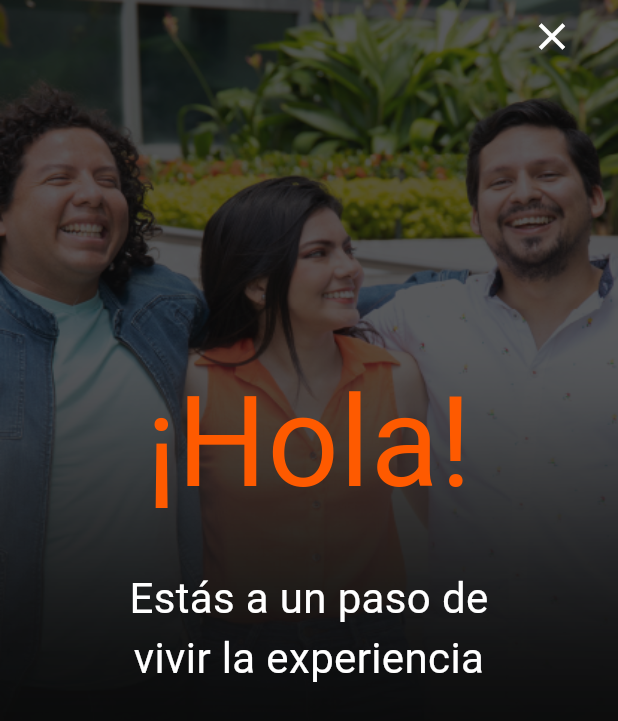
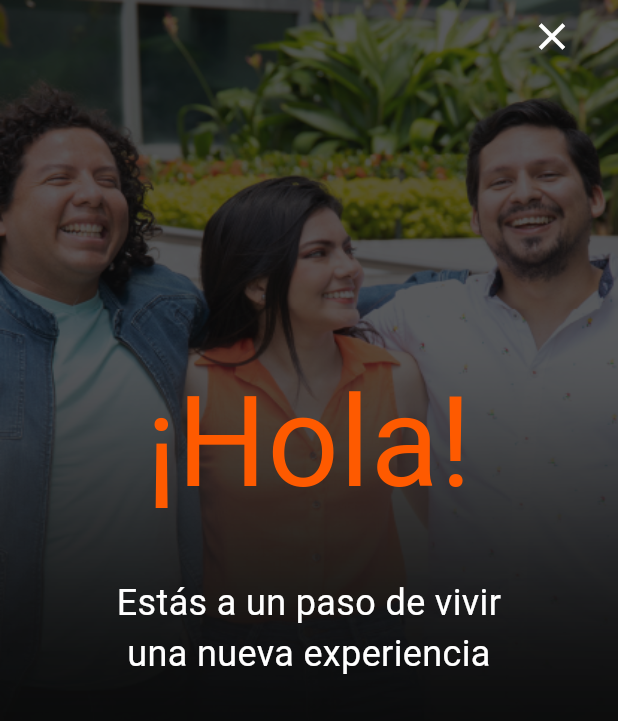
Before and after one commit to AngelValdiviezo1994Gmail/TestFlutterAngelValdiviezo, a Flutter app: the screen it shows after launch, after a tap on the "close" icon, on a phone screen of 412 x 824 dp. Shown: the top 721 px of the screen. Run offline on Flutter 3.47's test engine with Material 3 defaults, Android fonts, the phone set to English and light mode, and no system bars; drawn by our look-alikes of auto_size_text, intro_slider; our stand-ins replace bloc, cached_network_image, connectivity_plus, equatable, flutter_bloc, flutter_secure_storage and 4 more; missing offline and left inert: flutter_awesome_alert_box; accounts and stored records are empty; network calls fail.

Commit message:
ajustes finales

```diff
--- a/lib/bloc/authentication/authentication_state.dart
+++ b/lib/bloc/authentication/authentication_state.dart
@@ -78,21 +78,7 @@ class AuthenticationState extends Equatable {
         return 'NI';
       }
 
-/*
-      PackageInfo packageInfo = await PackageInfo.fromPlatform();
-
-      String nombreSistemaOperativo = '';
-
-      if(Platform.isAndroid) {
-        nombreSistemaOperativo = 'Android';
-      }
-
-      if(Platform.isIOS) {
-        nombreSistemaOperativo = 'iOS';
-      }
-      */
-
-      String token = await storage.read(key: 'jwtPago') ?? '';
+      String token = await storage.read(key: 'jwtDisrupt') ?? '';
       String correo = await storage.read(key: 'correoUser') ?? '';
       String respuesta = token.isNotEmpty ? '$token|$correo' : '';
 
--- a/lib/src/screen/home/home_screen.dart
+++ b/lib/src/screen/home/home_screen.dart
@@ -118,6 +118,7 @@ class DigimonData extends StatelessWidget {
 
                       showDialog(
                         //barrierDismissible: false,
+                        //ignore: use_build_context_synchronously
                         context: context,
                         builder: (context) =>
                           SimpleDialog(
--- a/lib/src/screen/introduccion/introduccion_screen.dart
+++ b/lib/src/screen/introduccion/introduccion_screen.dart
@@ -116,7 +116,7 @@ class IntroduccionScreenState extends State<IntroduccionScreen>{
               height: sizeScreenLst.height * 0.1,
               child: const Center(
                 child: AutoSizeText(
-                  'Estás a un paso de vivir la experiencia',
+                  'Estás a un paso de vivir una nueva experiencia',
                   style: TextStyle(color: Colors.white),
                   presetFontSizes: [36,34,32,30,28,26,24,22,20,18,16,14,12,10,8],
                   maxLines: 2,
@@ -124,43 +124,6 @@ class IntroduccionScreenState extends State<IntroduccionScreen>{
                 ),
               ),
             ),
-
-/*
-            Container(
-              color: Colors.transparent,
-              height: sizeScreenLst.height * 0.2,
-              child: Row(
-                children: [
-                  Expanded(
-                    child:
-
-                    CachedNetworkImage(
-                      height: sizeScreenLst.height * 0.1,//70,
-                      width: sizeScreenLst.width * 0.15,//80,
-                      placeholder: (context,url) =>
-                        Image.asset("assets/loadingEnrolApp.gif",
-                          height: 40.0,
-                          width: sizeScreenLst.width * 0.2,
-                        ),
-                        imageUrl: '${objCadConIntroduccionScreen.endPointImagenes}IcEnRolApp.png',
-                        fadeInCurve: Curves.bounceIn,
-                        errorWidget: ((context,error,stackTrace) {
-                          return Container(
-                            color: Colors.transparent,
-                            child: Image.asset('assets/no-image.jpg'),
-                          );
-                        }
-                      ),
-                    ),
-
-
-
-                  ),
-                ],
-              ),
-            ),
-            */
-
           ]
         ),
       ),
@@ -210,12 +173,12 @@ class IntroduccionScreenState extends State<IntroduccionScreen>{
                 softWrap: true,
                 textAlign: TextAlign.center,
                 text: TextSpan(
-                  text: 'Recuerda que',
+                  text: 'Recuerda',
                   style: TextStyle(color: objColoresAppSplash.naranjaDisruptive, fontSize: 26,),
                   children: <TextSpan>[
-                    const TextSpan(text: ' para suscribirte al servicio debes ser', style: TextStyle(color: Colors.white, fontSize: 26,)),
-                    TextSpan(text: ' autorizado',style: TextStyle(color: objColoresAppSplash.naranjaDisruptive, fontSize: 26)),
-                    const TextSpan(text: ' por tu empleador o familiar',style: TextStyle(color: Colors.white, fontSize: 26)),
+                    const TextSpan(text: ' conviértete en el cambio que', style: TextStyle(color: Colors.white, fontSize: 26,)),
+                    const TextSpan(text: ' deseas ver en el',style: TextStyle(color: Colors.white, fontSize: 26)),
+                    TextSpan(text: ' mundo',style: TextStyle(color: objColoresAppSplash.naranjaDisruptive, fontSize: 26)),
                   ],
                 ),
               )
--- a/lib/src/screen/onboarding/registro_usuario_screen.dart
+++ b/lib/src/screen/onboarding/registro_usuario_screen.dart
@@ -183,7 +183,7 @@ class RegistroUsuarioScreenState extends State<RegistroUsuarioScreen> with Ticke
                         height: sizeFrmDatosPers.height * 0.1,
                         child: Center(
                           child: AutoSizeText(
-                              'Ingresa tus datos por favor.',
+                            'Permítenos conocerte',
                             style: TextStyle(
                               color: objColoresAppDatPers.naranjaDisruptive
                             ),
@@ -215,7 +215,7 @@ class RegistroUsuarioScreenState extends State<RegistroUsuarioScreen> with Ticke
                             colorTexto: Colors.white,
                             varTamanioIcono: 35,
                             hintText: '',
-                                  labelText: 'Nombre',
+                            labelText: 'Nombres',
                             //sufixIcon: Icons.calendar_month_outlined,
                             varOnPress: () {}
                           ),
@@ -261,7 +261,6 @@ class RegistroUsuarioScreenState extends State<RegistroUsuarioScreen> with Ticke
                       SizedBox(
                         height: sizeFrmDatosPers.height * 0.04,
                       ),
-
 
                       Container(
                         width: sizeFrmDatosPers.width * 0.2,
@@ -354,7 +353,6 @@ class RegistroUsuarioScreenState extends State<RegistroUsuarioScreen> with Ticke
             ),
           ),
         )
-
       ),
     );
   }
```
Also changed, not shown: lib/src/screen/onboarding/creacion_contrasenia_screen.dart (+26 -4 lines), lib/src/services/digimon/digimon_services.dart (+33 -3 lines), lib/src/services/onboarding/prospecto_service.dart (+11 -1 lines). Lines whose indentation alone changed are shown as unchanged.
